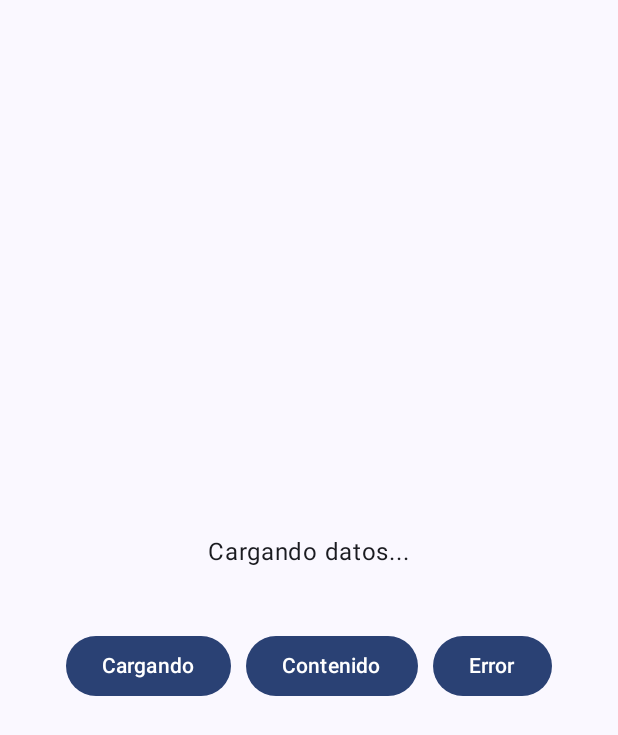
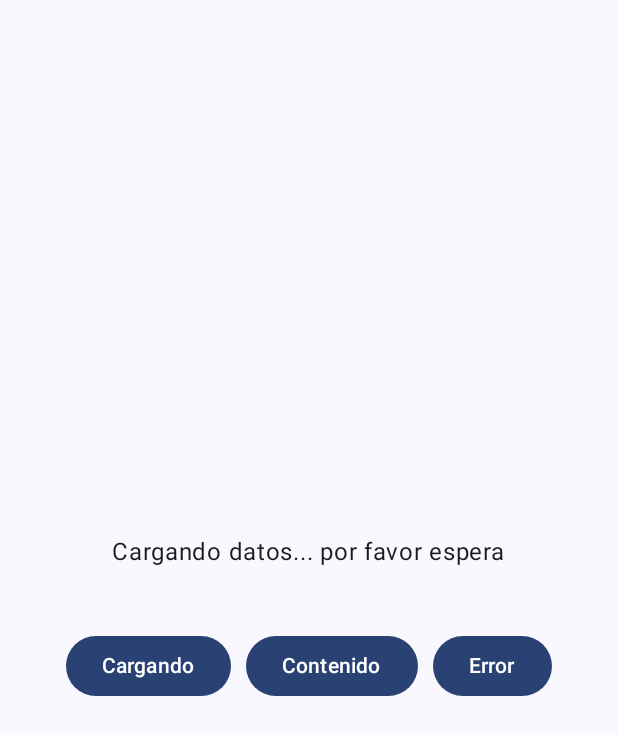
Before and after one commit to Yadira-26/Lab-13-Animaciones, an Android app built with Jetpack Compose: the screen it shows after launch (MainActivity), on a phone screen of 412 x 824 dp. Shown: the top 735 px of the screen. Run offline under Robolectric (Android 15) with nearby library versions, the phone set to English and light mode, and no system bars.

```diff
--- a/app/src/main/java/com/example/lab13_animaciones/MainActivity.kt
+++ b/app/src/main/java/com/example/lab13_animaciones/MainActivity.kt
@@ -57,7 +57,7 @@ fun CambioDeContenido() {
             label = "animacionContenido"
         ) { targetEstado ->
             when (targetEstado) {
-                EstadoPantalla.CARGANDO -> Text("Cargando datos...")
+                EstadoPantalla.CARGANDO -> Text("Cargando datos... por favor espera")
                 EstadoPantalla.CONTENIDO -> Text("Contenido cargado correctamente ✅")
                 EstadoPantalla.ERROR -> Text("¡Error al cargar! ❌")
             }
```
